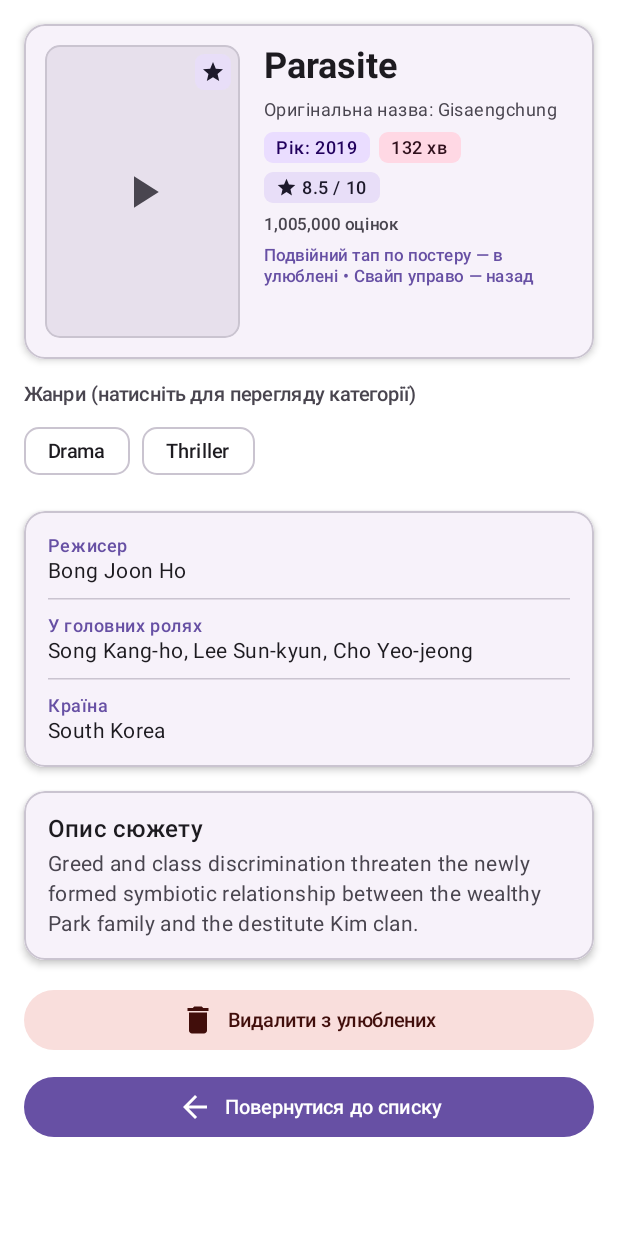
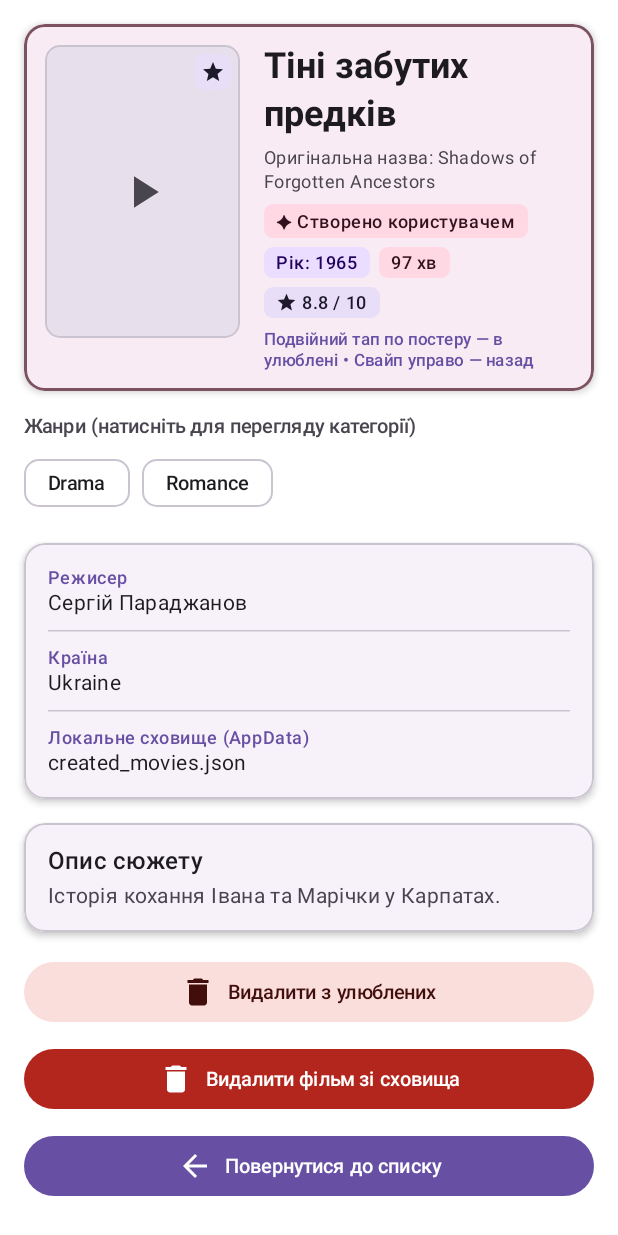
Before and after one commit to anatolii-dotsenko/MovieCatalog, an Android app built with Jetpack Compose: the @Preview function DetailsScreenPreview, on a phone screen of 412 x 824 dp. Run offline under Robolectric (Android 15) with nearby library versions, the phone set to English and light mode, and no system bars; pictures from the network do not load.

Commit message:
Practical 10: StorageService JSON & poster copy in AppData, centralized MovieRepository state, delete created movies

```diff
--- a/app/src/main/java/com/example/moviecatalog/MovieCatalogApp.kt
+++ b/app/src/main/java/com/example/moviecatalog/MovieCatalogApp.kt
@@ -3,6 +3,8 @@ package com.example.moviecatalog
 import android.app.Application
 import com.example.moviecatalog.core.navigation.INavigationService
 import com.example.moviecatalog.core.navigation.NavigationService
+import com.example.moviecatalog.data.local.IStorageService
+import com.example.moviecatalog.data.local.StorageService
 import com.example.moviecatalog.data.remote.IMovieApiService
 import com.example.moviecatalog.data.remote.MovieApiService
 import com.example.moviecatalog.data.repository.MovieRepository
@@ -12,6 +14,7 @@ import com.example.moviecatalog.data.repository.MovieRepository
  */
 class MovieCatalogApp : Application() {
     val movieApiService: IMovieApiService by lazy { MovieApiService() }
-    val movieRepository: MovieRepository by lazy { MovieRepository(movieApiService) }
+    val storageService: IStorageService by lazy { StorageService(applicationContext) }
+    val movieRepository: MovieRepository by lazy { MovieRepository(movieApiService, storageService) }
     val navigationService: INavigationService by lazy { NavigationService() }
 }
--- a/app/src/main/java/com/example/moviecatalog/feature/catalog/CatalogScreen.kt
+++ b/app/src/main/java/com/example/moviecatalog/feature/catalog/CatalogScreen.kt
@@ -251,7 +251,7 @@ fun CatalogContent(
                                 movie = movie,
                                 compact = isLandscape,
                                 isFavorite = movie.id in state.favoriteIds,
-                                isFavoritesMode = state.isFavoritesMode,
+                                isFavoritesMode = state.isFavoritesMode || state.isCreatedMode,
                                 shouldAnimateAppear = shouldAnimate,
                                 appearDelayMillis = (index % 6) * 50,
                                 onAppearAnimationConsumed = { onMovieAnimated(movie.id) },
@@ -365,7 +365,7 @@ private fun CatalogHeaderBar(
     val isFavorites = filterMode == CatalogFilterMode.FAVORITES
     val isCreated = filterMode == CatalogFilterMode.CREATED
     val actionWord = stringResource(
-        if (isFavorites) R.string.swipe_delete_favorite else R.string.swipe_add_favorite
+        if (isFavorites || isCreated) R.string.swipe_delete_favorite else R.string.swipe_add_favorite
     )
 
     Column(
--- a/app/src/main/java/com/example/moviecatalog/feature/details/DetailsScreen.kt
+++ b/app/src/main/java/com/example/moviecatalog/feature/details/DetailsScreen.kt
@@ -1,5 +1,6 @@
 package com.example.moviecatalog.feature.details
 
+import android.net.Uri
 import androidx.compose.animation.animateContentSize
 import androidx.compose.animation.core.Animatable
 import androidx.compose.animation.core.CubicBezierEasing
@@ -27,6 +28,7 @@ import androidx.compose.material.icons.filled.Delete
 import androidx.compose.material.icons.filled.PlayArrow
 import androidx.compose.material.icons.filled.Refresh
 import androidx.compose.material.icons.filled.Star
+import androidx.compose.material3.AlertDialog
 import androidx.compose.material3.AssistChip
 import androidx.compose.material3.Button
 import androidx.compose.material3.ButtonDefaults
@@ -37,10 +39,13 @@ import androidx.compose.material3.MaterialTheme
 import androidx.compose.material3.OutlinedButton
 import androidx.compose.material3.Surface
 import androidx.compose.material3.Text
+import androidx.compose.material3.TextButton
 import androidx.compose.runtime.Composable
 import androidx.compose.runtime.LaunchedEffect
 import androidx.compose.runtime.getValue
+import androidx.compose.runtime.mutableStateOf
 import androidx.compose.runtime.remember
+import androidx.compose.runtime.setValue
 import androidx.compose.ui.Alignment
 import androidx.compose.ui.Modifier
 import androidx.compose.ui.graphics.graphicsLayer
@@ -87,6 +92,7 @@ fun DetailsScreen(
         onGenreClick = viewModel::onGenreClick,
         onRemoveFromFavorites = viewModel::onRemoveFromFavorites,
         onToggleFavorite = viewModel::onToggleFavorite,
+        onDeleteCreatedMovie = viewModel::onDeleteCreatedMovie,
         modifier = modifier
     )
 }
@@ -100,6 +106,7 @@ fun DetailsContent(
     onGenreClick: (String) -> Unit,
     onRemoveFromFavorites: () -> Unit,
     onToggleFavorite: () -> Unit,
+    onDeleteCreatedMovie: () -> Unit,
     modifier: Modifier = Modifier
 ) {
     when {
@@ -144,6 +151,34 @@ fun DetailsContent(
             val movie = state.movie
             val context = LocalContext.current
             val swipeBackThresholdPx = with(LocalDensity.current) { 96.dp.toPx() }
+            var showDeleteDialog by remember { mutableStateOf(false) }
+
+            if (showDeleteDialog) {
+                AlertDialog(
+                    onDismissRequest = { showDeleteDialog = false },
+                    title = { Text(stringResource(R.string.delete_confirm_title)) },
+                    text = { Text(stringResource(R.string.delete_confirm_message, movie.title)) },
+                    confirmButton = {
+                        Button(
+                            onClick = {
+                                showDeleteDialog = false
+                                onDeleteCreatedMovie()
+                            },
+                            colors = ButtonDefaults.buttonColors(
+                                containerColor = MaterialTheme.colorScheme.error,
+                                contentColor = MaterialTheme.colorScheme.onError
+                            )
+                        ) {
+                            Text(stringResource(R.string.delete_confirm_action))
+                        }
+                    },
+                    dismissButton = {
+                        TextButton(onClick = { showDeleteDialog = false }) {
+                            Text(stringResource(R.string.cancel))
+                        }
+                    }
+                )
+            }
 
             Column(
                 modifier = modifier
@@ -174,7 +209,7 @@ fun DetailsContent(
                     Row(
                         modifier = Modifier
                             .fillMaxWidth()
-                            .movieCardContainer()
+                            .movieCardContainer(isHighlighted = movie.isUserCreated)
                             .padding(14.dp),
                         horizontalArrangement = Arrangement.spacedBy(16.dp)
                     ) {
@@ -365,7 +400,7 @@ fun DetailsContent(
                     }
                 }
 
-                if (movie.director != null || movie.country != null || movie.cast.isNotEmpty()) {
+                if (movie.director != null || movie.country != null || movie.cast.isNotEmpty() || movie.isUserCreated) {
                     StaggeredReveal(itemKey = movie.id, delayMillis = 140) {
                         Column(
                             modifier = Modifier
@@ -374,24 +409,42 @@ fun DetailsContent(
                                 .padding(16.dp),
                             verticalArrangement = Arrangement.spacedBy(10.dp)
                         ) {
+                            var hasPrevious = false
                             movie.director?.let { director ->
                                 DetailField(
                                     label = stringResource(R.string.director_label),
                                     value = director
                                 )
+                                hasPrevious = true
                             }
                             if (movie.cast.isNotEmpty()) {
-                                HorizontalDivider(color = MaterialTheme.colorScheme.outlineVariant)
+                                if (hasPrevious) HorizontalDivider(color = MaterialTheme.colorScheme.outlineVariant)
                                 DetailField(
                                     label = stringResource(R.string.cast_label),
                                     value = movie.cast.joinToString(", ")
                                 )
+                                hasPrevious = true
                             }
                             movie.country?.let { country ->
-                                HorizontalDivider(color = MaterialTheme.colorScheme.outlineVariant)
+                                if (hasPrevious) HorizontalDivider(color = MaterialTheme.colorScheme.outlineVariant)
                                 DetailField(
                                     label = stringResource(R.string.country_label),
                                     value = country
+                                )
+                                hasPrevious = true
+                            }
+                            if (movie.isUserCreated) {
+                                if (hasPrevious) HorizontalDivider(color = MaterialTheme.colorScheme.outlineVariant)
+                                val posterFileName = movie.posterUrl
+                                    ?.let { Uri.parse(it).lastPathSegment }
+                                val storageInfo = if (!posterFileName.isNullOrBlank()) {
+                                    "created_movies.json • Posters/$posterFileName"
+                                } else {
+                                    "created_movies.json"
+                                }
+                                DetailField(
+                                    label = stringResource(R.string.storage_path_label),
+                                    value = storageInfo
                                 )
                             }
                         }
@@ -449,6 +502,24 @@ fun DetailsContent(
                                 )
                                 Spacer(modifier = Modifier.width(8.dp))
                                 Text(stringResource(R.string.add_to_favorites))
+                            }
+                        }
+
+                        if (movie.isUserCreated) {
+                            Button(
+                                onClick = { showDeleteDialog = true },
+                                colors = ButtonDefaults.buttonColors(
+                                    containerColor = MaterialTheme.colorScheme.error,
+                                    contentColor = MaterialTheme.colorScheme.onError
+                                ),
+                                modifier = Modifier.fillMaxWidth()
+                            ) {
+                                Icon(
+                                    imageVector = Icons.Default.Delete,
+                                    contentDescription = null
+                                )
+                                Spacer(modifier = Modifier.width(8.dp))
+                                Text(stringResource(R.string.delete_created_movie))
                             }
                         }
 
@@ -538,26 +609,26 @@ private fun DetailsScreenPreview() {
                 isLoading = false,
                 isFavorite = true,
                 movie = Movie(
-                    id = "tt6751668",
-                    title = "Parasite",
-                    originalTitle = "Gisaengchung",
-                    year = 2019,
-                    rating = 8.5,
-                    runtimeMinutes = 132,
-                    voteCount = 1005000,
+                    id = "user_1",
+                    title = "Тіні забутих предків",
+                    originalTitle = "Shadows of Forgotten Ancestors",
+                    year = 1965,
+                    rating = 8.8,
+                    runtimeMinutes = 97,
                     posterUrl = null,
-                    plot = "Greed and class discrimination threaten the newly formed symbiotic relationship between the wealthy Park family and the destitute Kim clan.",
-                    genres = listOf("Drama", "Thriller"),
-                    director = "Bong Joon Ho",
-                    cast = listOf("Song Kang-ho", "Lee Sun-kyun", "Cho Yeo-jeong"),
-                    country = "South Korea"
+                    plot = "Історія кохання Івана та Марічки у Карпатах.",
+                    genres = listOf("Drama", "Romance"),
+                    director = "Сергій Параджанов",
+                    country = "Ukraine",
+                    isUserCreated = true
                 )
             ),
             onRetry = {},
             onBackClick = {},
             onGenreClick = {},
             onRemoveFromFavorites = {},
-            onToggleFavorite = {}
+            onToggleFavorite = {},
+            onDeleteCreatedMovie = {}
         )
     }
 }
--- a/app/src/main/res/values/strings.xml
+++ b/app/src/main/res/values/strings.xml
@@ -40,6 +40,12 @@
     <string name="cancel">Cancel</string>
     <string name="poster_preview_empty">Постер не вибрано</string>
     <string name="gallery_permission_note">Надайте доступ до галереї або виберіть зображення через системний Photo Picker</string>
+    <string name="saved_in_appdata_note">Постер і дані фільму будуть скопійовані у внутрішнє сховище застосунку (AppData/filesDir)</string>
+    <string name="delete_created_movie">Видалити фільм зі сховища</string>
+    <string name="delete_confirm_title">Видалити створений фільм?</string>
+    <string name="delete_confirm_message">Фільм «%1$s» та його скопійований постер буде остаточно видалено з локального сховища застосунку.</string>
+    <string name="delete_confirm_action">Видалити</string>
+    <string name="storage_path_label">Локальне сховище (AppData)</string>
     <string name="field_title_label">Назва фільму *</string>
     <string name="field_original_title_label">Оригінальна назва</string>
     <string name="field_year_label">Рік випуску</string>
```
Also changed, not shown: app/src/main/java/com/example/moviecatalog/data/local/StorageService.kt (added, +201 -0 lines), app/src/main/java/com/example/moviecatalog/data/repository/MovieRepository.kt (+83 -4 lines), app/src/main/java/com/example/moviecatalog/feature/catalog/CatalogViewModel.kt (+9 -4 lines), app/src/main/java/com/example/moviecatalog/feature/create/CreateMovieScreen.kt (+18 -2 lines), app/src/main/java/com/example/moviecatalog/feature/create/CreateMovieViewModel.kt (+20 -4 lines), app/src/main/java/com/example/moviecatalog/feature/details/DetailsViewModel.kt (+7 -0 lines).
